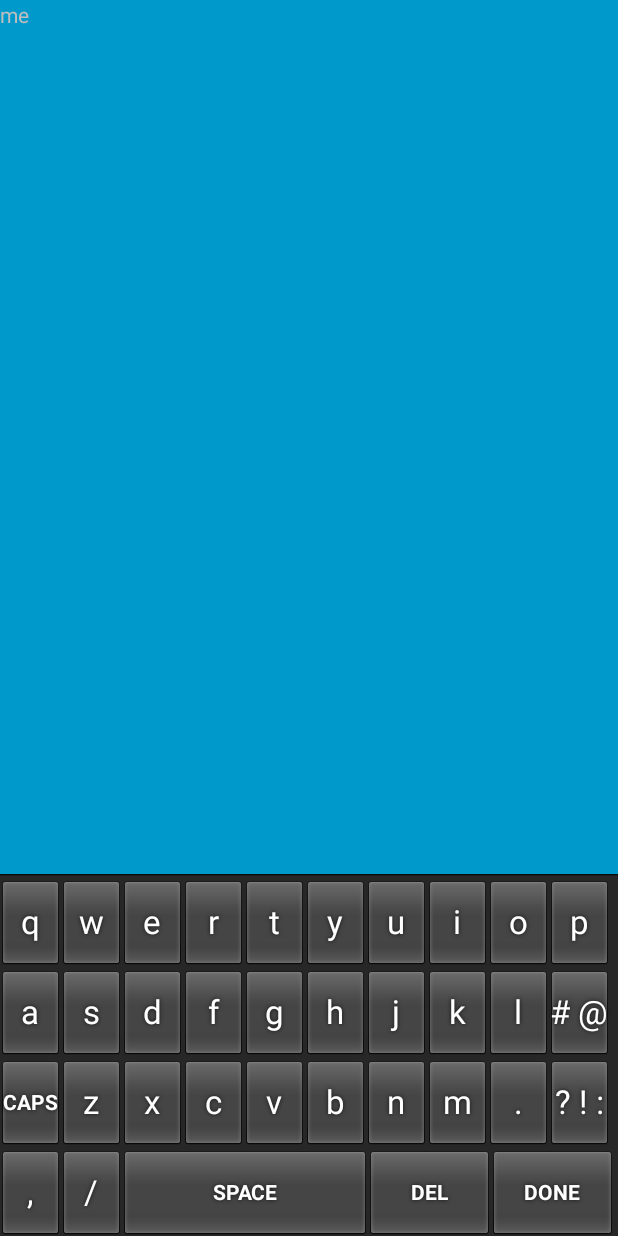
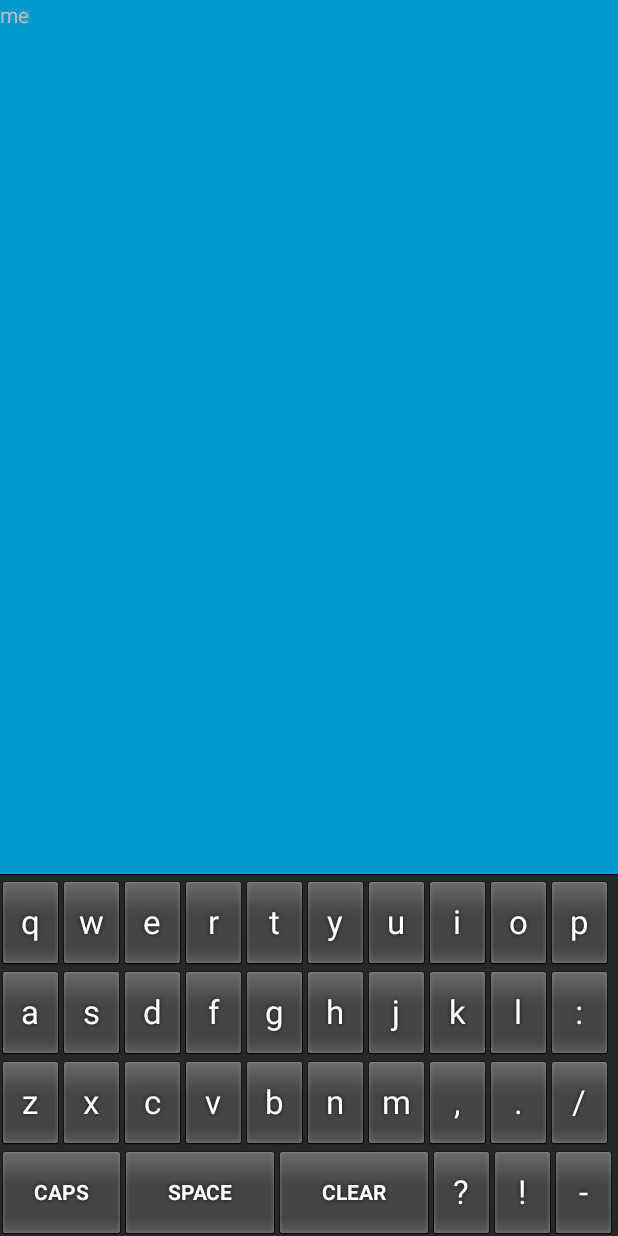
Before and after one commit to scottlahay/SpellingTwo, an Android app: the screen it shows after launch (SpellingActivity), on a phone screen of 412 x 824 dp. Run offline under Robolectric (Android 15) with nearby library versions, the phone set to English and light mode, and no system bars; our stand-ins replace ButterKnife; 1 statement that could not run was skipped.

Commit message:
tweaking the keyboard

```diff
--- a/app/src/main/java/scott/spelling/presenter/SpellingPresenter.java
+++ b/app/src/main/java/scott/spelling/presenter/SpellingPresenter.java
@@ -6,12 +6,15 @@ import scott.spelling.system.*;
 import scott.spelling.view.*;
 
 public class SpellingPresenter {
+    public static final char CAPS_KEY = (char) -1;
+    public static final char CLEAR_KEY = (char) -4;
     SpellingActivity view;
     InternetChecker internet;
     DataRepo dataRepo;
     SpellingLists spellingLists;
     SpellingList spellingList;
     String answerText = "";
+    private boolean setAsCap;
 
     public SpellingPresenter(SpellingActivity view, InternetChecker internet, DataRepo dataRepo) {
         this.view = view;
@@ -54,13 +57,26 @@ public class SpellingPresenter {
     }
 
     public void keyPressed(char unicodeChar) {
-        answerText += Character.toString(unicodeChar);
+        if (unicodeChar == CAPS_KEY) {
+            setAsCap = true;
+            return;
+        }
+        if (unicodeChar == CLEAR_KEY) { answerText = ""; }
+        else {
+            String temp = Character.toString(unicodeChar);
+            if (setAsCap) {
+                setAsCap = false;
+                temp = temp.toUpperCase();
+            }
+            answerText += temp;
+
             if (spellingList.isCorrectAnswer(answerText)) {
                 answerText = "";
                 if (spellingList.atEnd()) { view.popUpYouFinished(); }
                 else {
                     spellingList.nextWord();
                     showHint();
+                }
             }
         }
         updateText(answerText);
@@ -90,7 +106,8 @@ public class SpellingPresenter {
 
     class ShowFirstWord implements Continuation<SpellingList, Void> {
         @Override public Void then(Task<SpellingList> task) throws Exception {
-            view.showPopUp("Let's get started with ", task.getResult().currentWord());
+            spellingList = task.getResult();
+            view.showPopUp("Let's get started with ", spellingList.currentWord());
             return null;
         }
     }
--- a/app/src/main/res/xml/my_keyboard.xml
+++ b/app/src/main/res/xml/my_keyboard.xml
@@ -1,11 +1,14 @@
 <Keyboard xmlns:android="http://schemas.android.com/apk/res/android"
+          android:horizontalGap="0px"
+          android:keyHeight="60dp"
           android:keyWidth="10%p"
-          android:horizontalGap="0px"
           android:verticalGap="0px"
-          android:keyHeight="60dp"
     >
        <Row>
-        <Key android:codes="113" android:keyLabel="q" android:keyEdgeFlags="left"/>
+           <Key
+               android:codes="113"
+               android:keyEdgeFlags="left"
+               android:keyLabel="q"/>
         <Key android:codes="119" android:keyLabel="w"/>
         <Key android:codes="101" android:keyLabel="e"/>
         <Key android:codes="114" android:keyLabel="r"/>
@@ -14,10 +17,16 @@
         <Key android:codes="117" android:keyLabel="u"/>
         <Key android:codes="105" android:keyLabel="i"/>
         <Key android:codes="111" android:keyLabel="o"/>
-        <Key android:codes="112" android:keyLabel="p" android:keyEdgeFlags="right"/>
+           <Key
+               android:codes="112"
+               android:keyEdgeFlags="right"
+               android:keyLabel="p"/>
     </Row>
     <Row>
-        <Key android:codes="97" android:keyLabel="a" android:keyEdgeFlags="left"/>
+        <Key
+            android:codes="97"
+            android:keyEdgeFlags="left"
+            android:keyLabel="a"/>
         <Key android:codes="115" android:keyLabel="s"/>
         <Key android:codes="100" android:keyLabel="d"/>
         <Key android:codes="102" android:keyLabel="f"/>
@@ -25,26 +34,62 @@
         <Key android:codes="104" android:keyLabel="h"/>
         <Key android:codes="106" android:keyLabel="j"/>
         <Key android:codes="107" android:keyLabel="k"/>
-        <Key android:codes="108" android:keyLabel="l"/>
-        <Key android:codes="35,64" android:keyLabel="\# \@" android:keyEdgeFlags="right"/>
+        <Key
+            android:codes="108"
+            android:keyLabel="l"/>
+        <Key
+            android:codes="58"
+            android:keyEdgeFlags="right"
+            android:keyLabel=":"/>
     </Row>
     <Row>
-        <Key android:codes="-1" android:keyLabel="CAPS" android:keyEdgeFlags="left"/>
-        <Key android:codes="122" android:keyLabel="z"/>
+        <Key
+            android:codes="122"
+            android:keyEdgeFlags="left"
+            android:keyLabel="z"/>
         <Key android:codes="120" android:keyLabel="x"/>
         <Key android:codes="99" android:keyLabel="c"/>
         <Key android:codes="118" android:keyLabel="v"/>
         <Key android:codes="98" android:keyLabel="b"/>
         <Key android:codes="110" android:keyLabel="n"/>
         <Key android:codes="109" android:keyLabel="m"/>
-        <Key android:codes="46" android:keyLabel="."/>
-        <Key android:codes="63,33,58" android:keyLabel="\? ! :" android:keyEdgeFlags="right"/>
+        <Key
+            android:codes="44"
+            android:keyLabel=","/>
+        <Key
+            android:codes="46"
+            android:keyLabel="."/>
+        <Key
+            android:codes="47"
+            android:keyEdgeFlags="right"
+            android:keyLabel="/"/>
+
     </Row>
     <Row android:rowEdgeFlags="bottom">
-        <Key android:codes="44" android:keyLabel="," android:keyWidth="10%p"  android:keyEdgeFlags="left"/>
-        <Key android:codes="47" android:keyLabel="/" android:keyWidth="10%p" />
-        <Key android:codes="32" android:keyLabel="SPACE" android:keyWidth="40%p" android:isRepeatable="true"/>
-        <Key android:codes="-5" android:keyLabel="DEL" android:keyWidth="20%p" android:isRepeatable="true"/>
-        <Key android:codes="-4" android:keyLabel="DONE" android:keyWidth="20%p" android:keyEdgeFlags="right"/>
+        <Key
+            android:codes="-1"
+            android:keyEdgeFlags="left"
+            android:keyLabel="CAPS"
+            android:keyWidth="20%p"/>
+        <Key
+            android:codes="32"
+            android:isRepeatable="true"
+            android:keyLabel="SPACE"
+            android:keyWidth="25%p"/>
+        <Key
+            android:codes="-4"
+            android:keyLabel="CLEAR"
+            android:keyWidth="25%p"/>
+        <Key
+            android:codes="63"
+            android:keyLabel="\?"/>
+        <Key
+            android:codes="33"
+            android:keyLabel="!"/>
+        <Key
+            android:codes="45"
+            android:keyEdgeFlags="right"
+            android:keyLabel="-"/>
+
     </Row>
 </Keyboard>
```
Also changed, not shown: 1 other file. Lines whose indentation alone changed are shown as unchanged.
